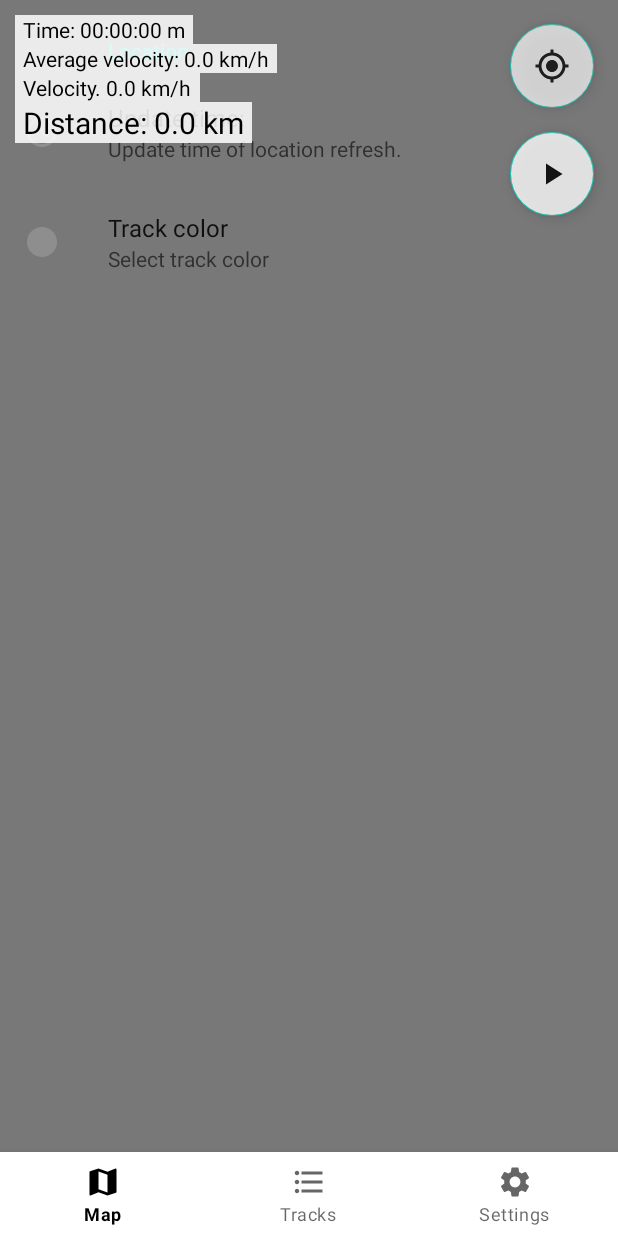
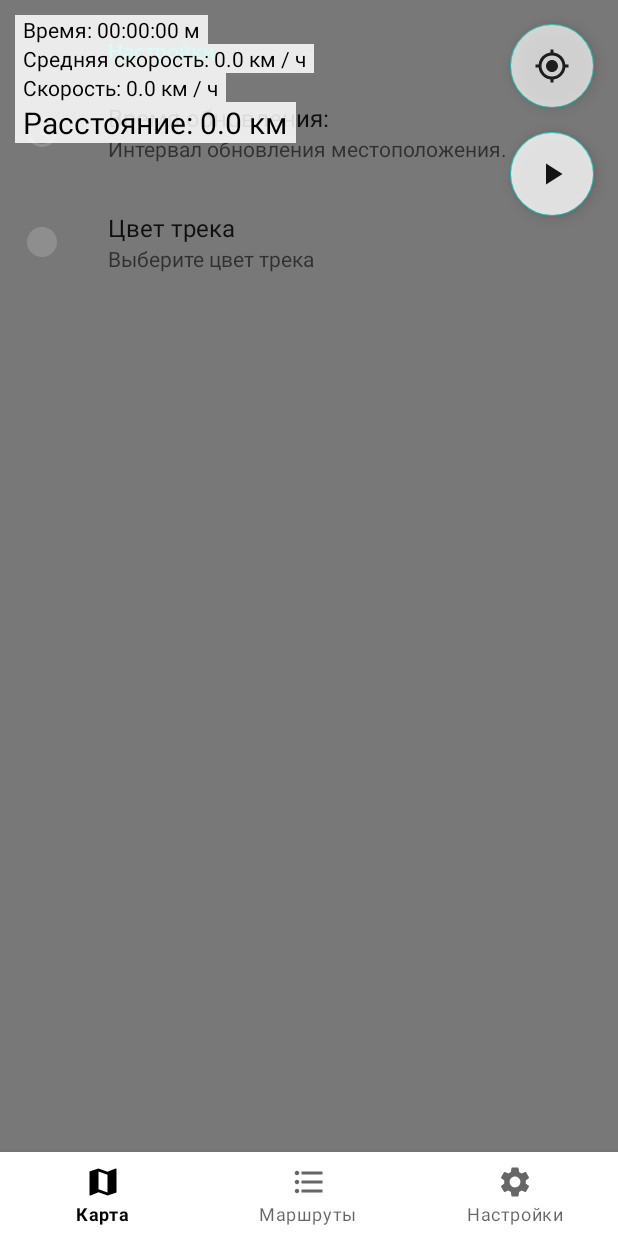
Before and after one commit to M00nl1ght07/mobile-track, an Android app: the fragment SettingsFragment placed in its activity, on a phone screen of 412 x 824 dp. Run offline under Robolectric (Android 15) with nearby library versions, the phone set to English and light mode, and no system bars; our stand-ins replace androidx.preference; libraries missing offline, so code that uses them is left out: org.osmdroid.api, org.osmdroid.bonuspack, org.osmdroid.config, org.osmdroid.tileprovider, org.osmdroid.util and 1 more; plain views replace MapView; Roboto replaces fonts that are not available here; 18 statements that could not run were skipped.

Commit message:
русифицирован

```diff
--- a/app/src/main/java/com/meter_alc_rgb/gpstrecker/database/MainDataBase.kt
+++ b/app/src/main/java/com/meter_alc_rgb/gpstrecker/database/MainDataBase.kt
@@ -16,7 +16,7 @@ abstract class MainDataBase : RoomDatabase() {
                 val instance = Room.databaseBuilder(
                     context.applicationContext,
                     MainDataBase::class.java,
-                    "NecoTrackGps.db"
+                    "LucinaTrackGps.db"
                 ).build()
                 instance
             }
--- a/app/src/main/java/com/meter_alc_rgb/gpstrecker/database/TrackAdapter.kt
+++ b/app/src/main/java/com/meter_alc_rgb/gpstrecker/database/TrackAdapter.kt
@@ -31,9 +31,9 @@ class TrackAdapter(private val listener: Listener) : ListAdapter<TrackItem, Trac
         }
         fun bind(track: TrackItem) = with(binding) {
             item = track
-            val time = "Time: ${track.time} m"
-            val velocity = "Velocity: ${track.velocity} km/h"
-            val distance = "${track.distance} km"
+            val time = "Время: ${track.time} м"
+            val velocity = "Расстояние: ${track.velocity} км / ч"
+            val distance = "${track.distance} км"
             tvDate.text = track.date
             tvTrackTime.text = time
             tvDistance.text = distance
--- a/app/src/main/java/com/meter_alc_rgb/gpstrecker/fragments/ViewTrackFragment.kt
+++ b/app/src/main/java/com/meter_alc_rgb/gpstrecker/fragments/ViewTrackFragment.kt
@@ -54,9 +54,9 @@ class ViewTrackFragment : BaseFragment("view_fragment") {
 
     private fun updateTrack() = with(binding){
         model.liveDataTrackItem.observe(viewLifecycleOwner){
-            val distance = "Distance: ${it.distance} km"
-            val time = "Time: ${it.time} m"
-            val velocity = "Velocity: ${it.velocity} km/h"
+            val distance = getString(R.string.distance, it.distance)
+            val time = getString(R.string.time, it.time)
+            val velocity = getString(R.string.velocity, it.velocity)
             tvDistance.text = distance
             tvMiddleVelocity.text = velocity
             tvStartTime.text = time
--- /dev/null
+++ b/app/src/main/res/drawable/text_background.xml
@@ -0,0 +1,6 @@
+<?xml version="1.0" encoding="utf-8"?>
+<shape xmlns:android="http://schemas.android.com/apk/res/android">
+    <solid android:color="#EEFFFFFF" />
+    <corners android:radius="8dp" />
+    <stroke android:width="1dp" android:color="#DDDDDD" />
+</shape>
--- a/app/src/main/res/layout/fragment_main.xml
+++ b/app/src/main/res/layout/fragment_main.xml
@@ -16,7 +16,7 @@
         android:focusable="true"
         app:layout_constraintBottom_toBottomOf="parent"
         app:layout_constraintEnd_toEndOf="parent"
-        app:layout_constraintHorizontal_bias="1.0"
+        app:layout_constraintHorizontal_bias="0.0"
         app:layout_constraintStart_toStartOf="parent"
         app:layout_constraintTop_toTopOf="parent"
         app:layout_constraintVertical_bias="0.0">
@@ -43,7 +43,7 @@
         android:background="#DAFFFFFF"
         android:paddingStart="5dp"
         android:paddingEnd="5dp"
-        android:text="Velocity. 0.0 km/h"
+        android:text="Скорость: 0.0 км / ч"
         android:textColor="@color/black"
         android:textSize="14sp"
         app:layout_constraintStart_toStartOf="@+id/tvMiddleVelocity"
@@ -56,7 +56,7 @@
         android:background="#DAFFFFFF"
         android:paddingStart="5dp"
         android:paddingEnd="5dp"
-        android:text="Distance: 0.0 km"
+        android:text="Расстояние: 0.0 км"
         android:textColor="@color/black"
         android:textSize="20sp"
         app:layout_constraintStart_toStartOf="@+id/tvVelocity"
@@ -71,7 +71,7 @@
         android:background="#DAFFFFFF"
         android:paddingStart="5dp"
         android:paddingEnd="5dp"
-        android:text="Time: 00:00:00 m"
+        android:text="Время: 00:00:00 м"
         android:textColor="@color/black"
         app:layout_constraintStart_toStartOf="parent"
         app:layout_constraintTop_toTopOf="parent" />
@@ -83,7 +83,7 @@
         android:background="#DAFFFFFF"
         android:paddingStart="5dp"
         android:paddingEnd="5dp"
-        android:text="Average velocity: 0.0 km/h"
+        android:text="Средняя скорость: 0.0 км / ч"
         android:textColor="@color/black"
         app:layout_constraintStart_toStartOf="@+id/tvStartTime"
         app:layout_constraintTop_toBottomOf="@+id/tvStartTime" />
--- a/app/src/main/res/layout/fragment_track_list.xml
+++ b/app/src/main/res/layout/fragment_track_list.xml
@@ -22,7 +22,7 @@
         android:id="@+id/tvEmpty"
         android:layout_width="wrap_content"
         android:layout_height="wrap_content"
-        android:text="Empty"
+        android:text="Маршруты отсутствуют"
         app:layout_constraintBottom_toBottomOf="parent"
         app:layout_constraintEnd_toEndOf="parent"
         app:layout_constraintStart_toStartOf="parent"
--- a/app/src/main/res/menu/bottom_menu.xml
+++ b/app/src/main/res/menu/bottom_menu.xml
@@ -1,15 +1,15 @@
 <?xml version="1.0" encoding="utf-8"?>
 <menu xmlns:android="http://schemas.android.com/apk/res/android">
      <item
-         android:title="Map"
-          android:id="@+id/id_map"
-          android:icon="@drawable/ic_map"/>
+         android:id="@+id/id_map"
+         android:icon="@drawable/ic_map"
+         android:title="Карта" />
      <item
-         android:title="Tracks"
          android:id="@+id/id_list"
-         android:icon="@drawable/ic_list"/>
+         android:icon="@drawable/ic_list"
+         android:title="Маршруты" />
      <item
-         android:title="Settings"
          android:id="@+id/id_settings"
-         android:icon="@drawable/ic_settings"/>
+         android:icon="@drawable/ic_settings"
+         android:title="Настройки" />
 </menu>
--- a/app/src/main/res/values/settings_arrays.xml
+++ b/app/src/main/res/values/settings_arrays.xml
@@ -1,10 +1,10 @@
 <?xml version="1.0" encoding="utf-8"?>
 <resources>
     <string-array name="update_loc_name">
-        <item>3 sec</item>
-        <item>5 sec</item>
-        <item>10 sec</item>
-        <item>15 sec</item>
+        <item>3 сек</item>
+        <item>5 сек</item>
+        <item>10 сек</item>
+        <item>15 сек</item>
     </string-array>
     <string-array name="update_loc_value">
         <item>3000</item>
--- a/app/src/main/res/values/strings.xml
+++ b/app/src/main/res/values/strings.xml
@@ -1,8 +1,24 @@
+<?xml version="1.0" encoding="utf-8"?>
 <resources>
-    <string name="app_name">GpsTrecker</string>
+    <string name="app_name">GPS Трекер</string>
+    <string name="start">Старт</string>
+    <string name="stop">Стоп</string>
+    <string name="save">Сохранить</string>
+    <string name="distance">Расстояние: %1$s км</string>
+    <string name="time">Время: %1$s мин</string>
+    <string name="velocity">Скорость: %1$s км/ч</string>
+    <string name="update_time_title">Интервал обновления:</string>
+    <string name="track_color_title">Цвет трека:</string>
+    <string name="permission_denied">Разрешение не получено!</string>
+    <string name="permission_granted">Разрешение получено!</string>
+    <string name="location_disabled">GPS отключен</string>
+    <string name="location_message">Для работы приложения необходимо включить GPS. Включить?</string>
+    <string name="yes">Да</string>
+    <string name="no">Нет</string>
+    <string name="cancel">Отмена</string>
     <!-- MAIN SETTINGS SCREEN -->
-    <string name="update_time">Update time:</string>
-    <string name="update_time_summary">Update time of location refresh.</string>
-    <string name="track_color">Track color</string>
-    <string name="track_color_summary">Select track color</string>
+    <string name="update_time">Время обновления:</string>
+    <string name="update_time_summary">Интервал обновления местоположения.</string>
+    <string name="track_color">Цвет трека</string>
+    <string name="track_color_summary">Выберите цвет трека</string>
 </resources>
--- a/app/src/main/res/xml/main_preferences.xml
+++ b/app/src/main/res/xml/main_preferences.xml
@@ -2,7 +2,7 @@
 <PreferenceScreen xmlns:android="http://schemas.android.com/apk/res/android"
     xmlns:app="http://schemas.android.com/apk/res-auto">
 
-    <PreferenceCategory android:title="Location">
+    <PreferenceCategory android:title="Настройки">
 
         <ListPreference
             android:defaultValue="1"
```
Also changed, not shown: app/src/main/java/com/meter_alc_rgb/gpstrecker/fragments/MainFragment.kt (+6 -7 lines), app/src/main/res/values/colors.xml (+8 -1 lines), app/src/main/res/values/styles.xml (added, +23 -0 lines).
